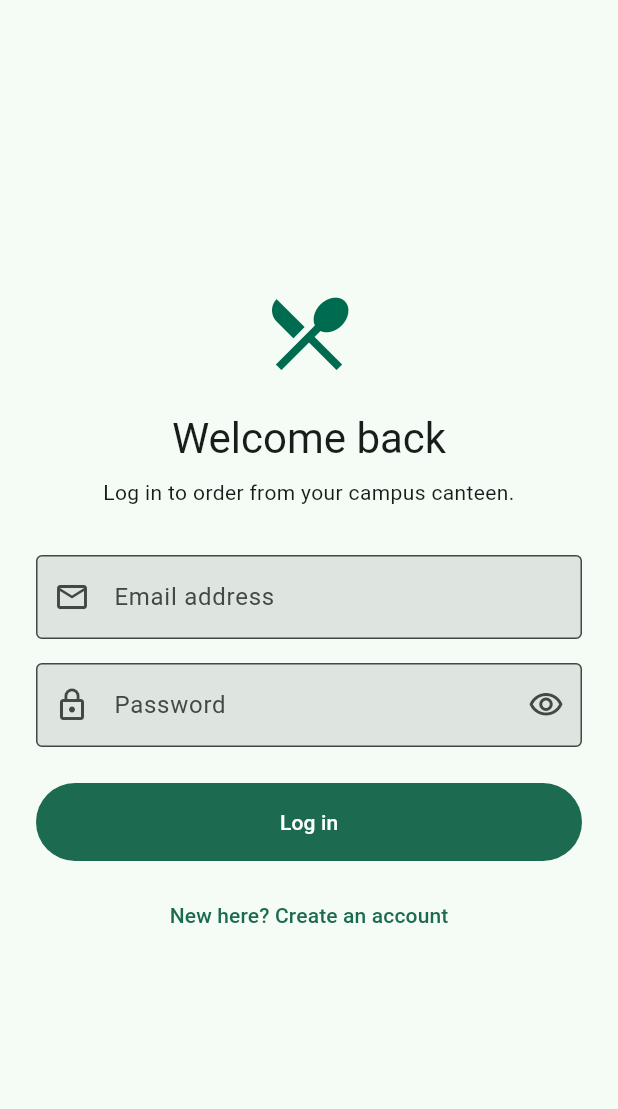
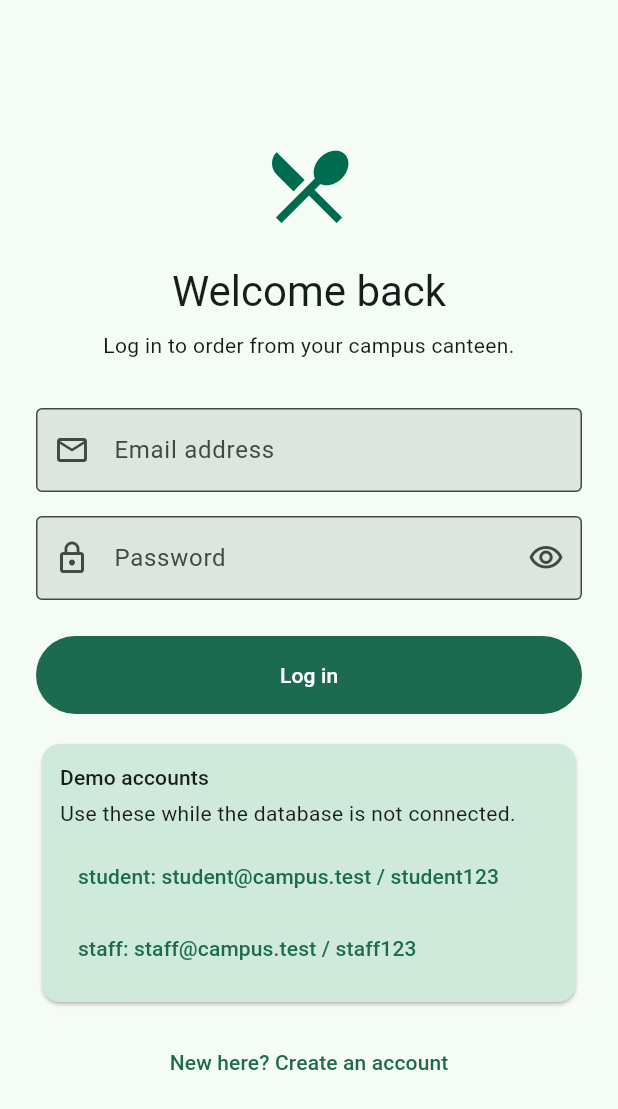
Before and after one commit to Yashesh08/flutterbasics, a Flutter app: the screen it shows after launch, on a phone screen of 412 x 824 dp. Shown: the top 1109 px of the screen. Run offline on Flutter 3.47's test engine with Material 3 defaults, Android fonts, the phone set to English and light mode, and no system bars.

Commit message:
Add database-free demo login accounts

```diff
--- a/lib/auth_service.dart
+++ b/lib/auth_service.dart
@@ -39,15 +39,51 @@ class AuthException implements Exception {
   String toString() => message;
 }
 
+class SeedAccount {
+  const SeedAccount({
+    required this.user,
+    required this.password,
+  });
+
+  final AuthUser user;
+  final String password;
+}
+
+const seedAccounts = [
+  SeedAccount(
+    user: AuthUser(
+      id: 'seed-student-1',
+      name: 'Asha Patel',
+      email: 'student@campus.test',
+      role: 'student',
+    ),
+    password: 'student123',
+  ),
+  SeedAccount(
+    user: AuthUser(
+      id: 'seed-staff-1',
+      name: 'Ravi Kumar',
+      email: 'staff@campus.test',
+      role: 'staff',
+    ),
+    password: 'staff123',
+  ),
+];
+
 class AuthService {
-  AuthService({http.Client? client, String? baseUrl})
+  AuthService({http.Client? client, String? baseUrl, bool? useSeedData})
       : _client = client ?? http.Client(),
+        _useSeedData = useSeedData ?? const bool.fromEnvironment(
+          'USE_SEED_DATA',
+          defaultValue: true,
+        ),
         _baseUrl = baseUrl ?? const String.fromEnvironment(
           'API_BASE_URL',
           defaultValue: 'http://10.0.2.2:3000',
         );
 
   final http.Client _client;
+  final bool _useSeedData;
   final String _baseUrl;
 
   Future<AuthResult> register({
@@ -63,8 +99,27 @@ class AuthService {
         'role': role,
       });
 
-  Future<AuthResult> login({required String email, required String password}) =>
-      _send('/api/auth/login', {'email': email, 'password': password});
+  Future<AuthResult> login({required String email, required String password}) {
+    if (_useSeedData) {
+      return _loginWithSeedData(email: email, password: password);
+    }
+    return _send('/api/auth/login', {'email': email, 'password': password});
+  }
+
+  Future<AuthResult> _loginWithSeedData({
+    required String email,
+    required String password,
+  }) async {
+    final normalizedEmail = email.trim().toLowerCase();
+    for (final account in seedAccounts) {
+      if (account.user.email == normalizedEmail && account.password == password) {
+        return AuthResult(token: 'seed-session-${account.user.id}', user: account.user);
+      }
+    }
+    throw const AuthException(
+      'Use one of the seeded demo account email and password combinations shown below.',
+    );
+  }
 
   Future<AuthResult> _send(String path, Map<String, String> body) async {
     try {
--- a/lib/main.dart
+++ b/lib/main.dart
@@ -88,6 +88,15 @@ class _LoginScreenState extends State<LoginScreen> {
             ),
             const SizedBox(height: 24),
             SubmitButton(label: 'Log in', loading: _submitting, onPressed: _login),
+            const SizedBox(height: 16),
+            DemoAccountPanel(
+              onUseAccount: (account) {
+                setState(() {
+                  _emailController.text = account.user.email;
+                  _passwordController.text = account.password;
+                });
+              },
+            ),
             const SizedBox(height: 12),
             TextButton(
               onPressed: _submitting
@@ -277,3 +286,33 @@ class SubmitButton extends StatelessWidget {
         child: loading ? const SizedBox(height: 22, width: 22, child: CircularProgressIndicator(strokeWidth: 2)) : Text(label),
       );
 }
+
+
+class DemoAccountPanel extends StatelessWidget {
+  const DemoAccountPanel({super.key, required this.onUseAccount});
+
+  final ValueChanged<SeedAccount> onUseAccount;
+
+  @override
+  Widget build(BuildContext context) => Card(
+        color: Theme.of(context).colorScheme.secondaryContainer,
+        child: Padding(
+          padding: const EdgeInsets.all(12),
+          child: Column(crossAxisAlignment: CrossAxisAlignment.start, children: [
+            Text('Demo accounts', style: Theme.of(context).textTheme.titleSmall),
+            const SizedBox(height: 4),
+            const Text('Use these while the database is not connected.'),
+            const SizedBox(height: 8),
+            ...seedAccounts.map((account) => TextButton(
+                  onPressed: () => onUseAccount(account),
+                  child: Align(
+                    alignment: Alignment.centerLeft,
+                    child: Text(
+                      '${account.user.role}: ${account.user.email} / ${account.password}',
+                    ),
+                  ),
+                )),
+          ]),
+        ),
+      );
+}
```
Also changed, not shown: 2 other files.
